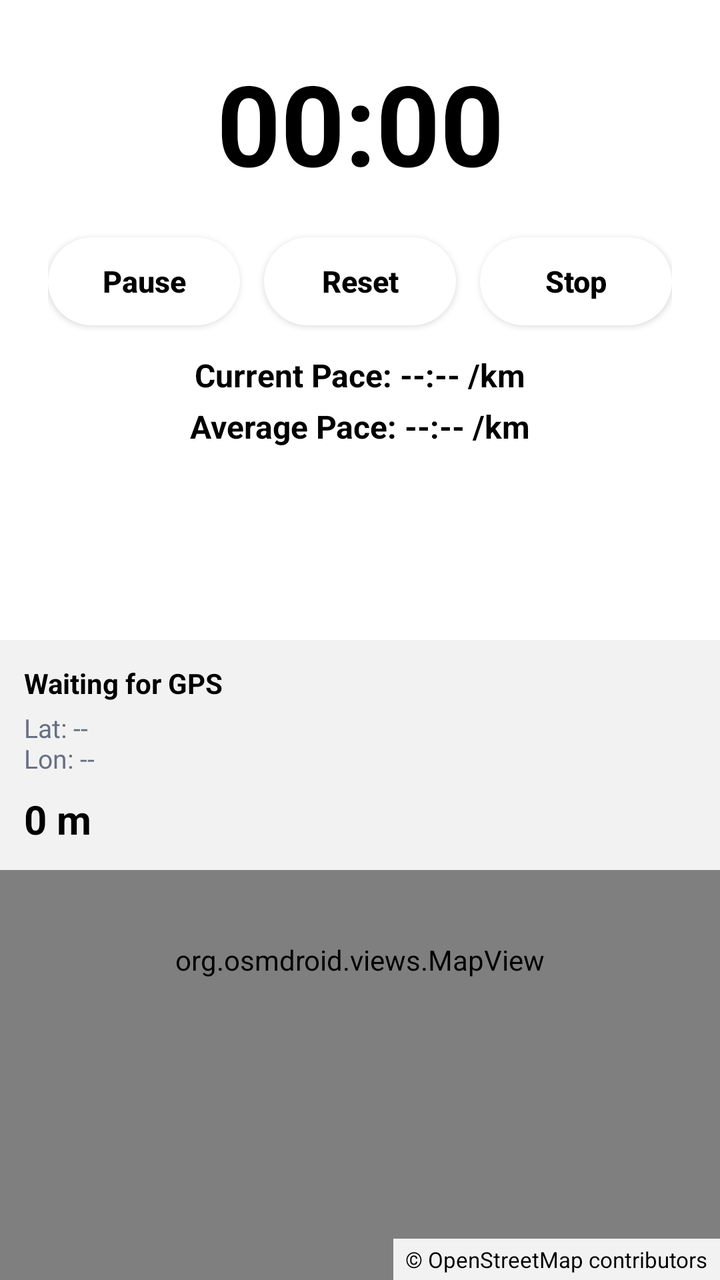
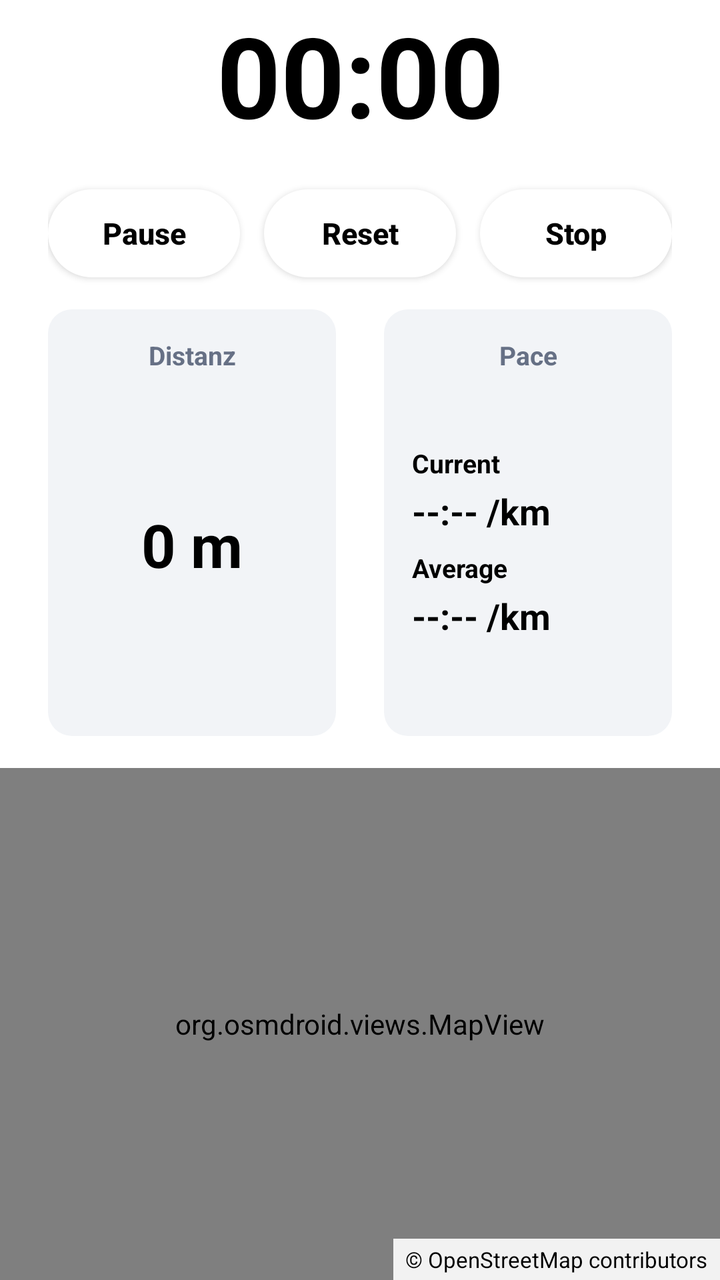

Two renders of the same Android screen: before a commit and after it. Below are the layout's source before the change and the commit's diff.
<!-- AndroidManifest.xml: application theme Theme.runr -->
<!-- res/layout/activity_run.xml -->
<?xml version="1.0" encoding="utf-8"?>
<androidx.constraintlayout.widget.ConstraintLayout xmlns:android="http://schemas.android.com/apk/res/android"
    xmlns:app="http://schemas.android.com/apk/res-auto"
    xmlns:tools="http://schemas.android.com/tools"
    android:id="@+id/runRoot"
    android:layout_width="match_parent"
    android:layout_height="match_parent"
    android:background="@color/run_screen_background"
    tools:context=".RunActivity">

    <androidx.constraintlayout.widget.Guideline
        android:id="@+id/halfwayGuideline"
        android:layout_width="wrap_content"
        android:layout_height="wrap_content"
        android:orientation="horizontal"
        app:layout_constraintGuide_percent="0.5" />

    <androidx.constraintlayout.widget.ConstraintLayout
        android:id="@+id/timerContainer"
        android:layout_width="0dp"
        android:layout_height="0dp"
        android:paddingStart="24dp"
        android:paddingEnd="24dp"
        app:layout_constraintBottom_toTopOf="@id/halfwayGuideline"
        app:layout_constraintEnd_toEndOf="parent"
        app:layout_constraintStart_toStartOf="parent"
        app:layout_constraintTop_toTopOf="parent">

        <Chronometer
            android:id="@+id/elapsedTimeChronometer"
            android:layout_width="wrap_content"
            android:layout_height="wrap_content"
            android:fontFamily="sans"
            android:format="%s"
            android:textColor="@color/run_screen_primary_text"
            android:textSize="56sp"
            android:textStyle="bold"
            app:layout_constraintBottom_toTopOf="@id/pauseRunButton"
            app:layout_constraintEnd_toEndOf="parent"
            app:layout_constraintStart_toStartOf="parent"
            app:layout_constraintTop_toTopOf="parent"
            app:layout_constraintVertical_bias="0.2"
            app:layout_constraintVertical_chainStyle="packed" />

        <androidx.appcompat.widget.AppCompatButton
            android:id="@+id/pauseRunButton"
            android:layout_width="0dp"
            android:layout_height="wrap_content"
            android:layout_marginTop="20dp"
            android:layout_marginEnd="6dp"
            android:minWidth="0dp"
            android:minHeight="44dp"
            android:background="@drawable/start_run_button_background"
            android:backgroundTint="@null"
            android:elevation="4dp"
            android:paddingStart="12dp"
            android:paddingEnd="12dp"
            android:text="@string/pause_run"
            android:textAllCaps="false"
            android:textColor="@color/start_run_button_text"
            android:textSize="15sp"
            android:textStyle="bold"
            app:backgroundTint="@null"
            app:layout_constraintBottom_toTopOf="@id/currentPaceText"
            app:layout_constraintEnd_toStartOf="@id/resetRunButton"
            app:layout_constraintHorizontal_chainStyle="spread"
            app:layout_constraintStart_toStartOf="parent"
            app:layout_constraintTop_toBottomOf="@id/elapsedTimeChronometer" />

        <androidx.appcompat.widget.AppCompatButton
            android:id="@+id/resetRunButton"
            android:layout_width="0dp"
            android:layout_height="wrap_content"
            android:layout_marginStart="6dp"
            android:layout_marginEnd="6dp"
            android:minWidth="0dp"
            android:minHeight="44dp"
            android:background="@drawable/start_run_button_background"
            android:backgroundTint="@null"
            android:elevation="4dp"
            android:paddingStart="12dp"
            android:paddingEnd="12dp"
            android:text="@string/reset_run"
            android:textAllCaps="false"
            android:textColor="@color/start_run_button_text"
            android:textSize="15sp"
            android:textStyle="bold"
            app:backgroundTint="@null"
            app:layout_constraintBottom_toBottomOf="@id/pauseRunButton"
            app:layout_constraintEnd_toStartOf="@id/stopRunButton"
            app:layout_constraintStart_toEndOf="@id/pauseRunButton"
            app:layout_constraintTop_toTopOf="@id/pauseRunButton" />

        <androidx.appcompat.widget.AppCompatButton
            android:id="@+id/stopRunButton"
            android:layout_width="0dp"
            android:layout_height="wrap_content"
            android:layout_marginStart="6dp"
            android:minWidth="0dp"
            android:minHeight="44dp"
            android:background="@drawable/start_run_button_background"
            android:backgroundTint="@null"
            android:elevation="4dp"
            android:paddingStart="12dp"
            android:paddingEnd="12dp"
            android:text="@string/stop_run"
            android:textAllCaps="false"
            android:textColor="@color/start_run_button_text"
            android:textSize="15sp"
            android:textStyle="bold"
            app:backgroundTint="@null"
            app:layout_constraintBottom_toBottomOf="@id/pauseRunButton"
            app:layout_constraintEnd_toEndOf="parent"
            app:layout_constraintStart_toEndOf="@id/resetRunButton"
            app:layout_constraintTop_toTopOf="@id/pauseRunButton" />

        <TextView
            android:id="@+id/currentPaceText"
            android:layout_width="wrap_content"
            android:layout_height="wrap_content"
            android:layout_marginTop="14dp"
            android:text="@string/current_pace_placeholder"
            android:textColor="@color/run_screen_primary_text"
            android:textSize="16sp"
            android:textStyle="bold"
            app:layout_constraintBottom_toTopOf="@id/averagePaceText"
            app:layout_constraintEnd_toEndOf="parent"
            app:layout_constraintStart_toStartOf="parent"
            app:layout_constraintTop_toBottomOf="@id/pauseRunButton" />

        <TextView
            android:id="@+id/averagePaceText"
            android:layout_width="wrap_content"
            android:layout_height="wrap_content"
            android:layout_marginTop="4dp"
            android:text="@string/average_pace_placeholder"
            android:textColor="@color/run_screen_primary_text"
            android:textSize="16sp"
            android:textStyle="bold"
            app:layout_constraintBottom_toBottomOf="parent"
            app:layout_constraintEnd_toEndOf="parent"
            app:layout_constraintStart_toStartOf="parent"
            app:layout_constraintTop_toBottomOf="@id/currentPaceText" />

    </androidx.constraintlayout.widget.ConstraintLayout>

    <FrameLayout
        android:id="@+id/mapContainer"
        android:layout_width="0dp"
        android:layout_height="0dp"
        android:background="@color/map_placeholder_background"
        app:layout_constraintBottom_toBottomOf="parent"
        app:layout_constraintEnd_toEndOf="parent"
        app:layout_constraintStart_toStartOf="parent"
        app:layout_constraintTop_toBottomOf="@id/halfwayGuideline">

        <org.osmdroid.views.MapView
            android:id="@+id/runMapView"
            android:layout_width="match_parent"
            android:layout_height="match_parent" />

        <LinearLayout
            android:layout_width="match_parent"
            android:layout_height="wrap_content"
            android:layout_gravity="top"
            android:background="@color/map_status_overlay_background"
            android:orientation="vertical"
            android:padding="12dp">

            <TextView
                android:id="@+id/locationStatusText"
                android:layout_width="match_parent"
                android:layout_height="wrap_content"
                android:text="@string/location_waiting"
                android:textColor="@color/run_screen_primary_text"
                android:textSize="14sp"
                android:textStyle="bold" />

            <TextView
                android:id="@+id/locationCoordinatesText"
                android:layout_width="match_parent"
                android:layout_height="wrap_content"
                android:layout_marginTop="4dp"
                android:text="@string/location_coordinates_placeholder"
                android:textColor="@color/run_screen_secondary_text"
                android:textSize="13sp" />

            <TextView
                android:id="@+id/distanceText"
                android:layout_width="match_parent"
                android:layout_height="wrap_content"
                android:layout_marginTop="8dp"
                android:text="@string/distance_placeholder"
                android:textColor="@color/run_screen_primary_text"
                android:textSize="20sp"
                android:textStyle="bold" />

        </LinearLayout>

        <TextView
            android:id="@+id/mapAttributionText"
            android:layout_width="wrap_content"
            android:layout_height="wrap_content"
            android:layout_gravity="bottom|end"
            android:background="@color/map_status_overlay_background"
            android:paddingStart="6dp"
            android:paddingTop="3dp"
            android:paddingEnd="6dp"
            android:paddingBottom="3dp"
            android:text="@string/map_attribution"
            android:textColor="@color/run_screen_primary_text"
            android:textSize="11sp" />

    </FrameLayout>

</androidx.constraintlayout.widget.ConstraintLayout>
<!-- resources referenced by this layout -->
<resources>
  <color name="map_placeholder_background">#FFEAF2F8</color>
  <color name="map_status_overlay_background">#E6FFFFFF</color>
  <color name="run_screen_background">#FFFFFFFF</color>
  <color name="run_screen_primary_text">#FF000000</color>
  <color name="run_screen_secondary_text">#FF667085</color>
  <color name="start_run_button_text">#FF000000</color>
  <!-- drawable start_run_button_background (drawable) -->
  <?xml version="1.0" encoding="utf-8"?>
  <selector xmlns:android="http://schemas.android.com/apk/res/android">
      <item android:state_pressed="true">
          <shape>
              <solid android:color="@color/start_run_button_pressed" />
              <corners android:radius="28dp" />
          </shape>
      </item>
      <item>
          <shape>
              <solid android:color="@color/start_run_button" />
              <corners android:radius="28dp" />
          </shape>
      </item>
  </selector>
  <string name="average_pace_placeholder">Average Pace: --:-- /km</string>
  <string name="current_pace_placeholder">Current Pace: --:-- /km</string>
  <string name="distance_placeholder">0 m</string>
  <string name="location_coordinates_placeholder">Lat: --\nLon: --</string>
  <string name="location_waiting">Waiting for GPS</string>
  <string name="map_attribution">© OpenStreetMap contributors</string>
  <string name="pause_run">Pause</string>
  <string name="reset_run">Reset</string>
  <string name="stop_run">Stop</string>
  <style name="Theme.runr" parent="Base.Theme.runr" />
  <color name="start_run_button_pressed">#FFE7ECF3</color>
  <color name="start_run_button">#FFFFFFFF</color>
  <style name="Base.Theme.runr" parent="Theme.Material3.DayNight.NoActionBar">
          
          
      </style>
</resources>

<!-- the commit's change to res/layout/activity_run.xml (unified diff, before → after) -->
@@ -13,7 +13,7 @@
         android:layout_width="wrap_content"
         android:layout_height="wrap_content"
         android:orientation="horizontal"
-        app:layout_constraintGuide_percent="0.5" />
+        app:layout_constraintGuide_percent="0.6" />
 
     <androidx.constraintlayout.widget.ConstraintLayout
         android:id="@+id/timerContainer"
@@ -61,7 +61,7 @@
             android:textSize="15sp"
             android:textStyle="bold"
             app:backgroundTint="@null"
-            app:layout_constraintBottom_toTopOf="@id/currentPaceText"
+            app:layout_constraintBottom_toTopOf="@id/runStatsContainer"
             app:layout_constraintEnd_toStartOf="@id/resetRunButton"
             app:layout_constraintHorizontal_chainStyle="spread"
             app:layout_constraintStart_toStartOf="parent"
@@ -114,33 +114,140 @@
             app:layout_constraintStart_toEndOf="@id/resetRunButton"
             app:layout_constraintTop_toTopOf="@id/pauseRunButton" />
 
-        <TextView
-            android:id="@+id/currentPaceText"
-            android:layout_width="wrap_content"
-            android:layout_height="wrap_content"
-            android:layout_marginTop="14dp"
-            android:text="@string/current_pace_placeholder"
-            android:textColor="@color/run_screen_primary_text"
-            android:textSize="16sp"
-            android:textStyle="bold"
-            app:layout_constraintBottom_toTopOf="@id/averagePaceText"
-            app:layout_constraintEnd_toEndOf="parent"
-            app:layout_constraintStart_toStartOf="parent"
-            app:layout_constraintTop_toBottomOf="@id/pauseRunButton" />
-
-        <TextView
-            android:id="@+id/averagePaceText"
-            android:layout_width="wrap_content"
-            android:layout_height="wrap_content"
-            android:layout_marginTop="4dp"
-            android:text="@string/average_pace_placeholder"
-            android:textColor="@color/run_screen_primary_text"
-            android:textSize="16sp"
-            android:textStyle="bold"
+        <LinearLayout
+            android:id="@+id/runStatsContainer"
+            android:layout_width="0dp"
+            android:layout_height="0dp"
+            android:layout_marginTop="16dp"
+            android:layout_marginBottom="16dp"
+            android:gravity="top"
+            android:orientation="horizontal"
             app:layout_constraintBottom_toBottomOf="parent"
             app:layout_constraintEnd_toEndOf="parent"
             app:layout_constraintStart_toStartOf="parent"
-            app:layout_constraintTop_toBottomOf="@id/currentPaceText" />
+            app:layout_constraintTop_toBottomOf="@id/pauseRunButton">
+
+            <LinearLayout
+                android:id="@+id/distanceStatsContainer"
+                android:layout_width="0dp"
+                android:layout_height="match_parent"
+                android:layout_marginEnd="12dp"
+                android:layout_weight="1"
+                android:background="@drawable/run_stat_tile_background"
+                android:orientation="vertical"
+                android:padding="14dp">
+
+                <TextView
+                    android:id="@+id/distanceLabelText"
+                    android:layout_width="match_parent"
+                    android:layout_height="wrap_content"
+                    android:gravity="center"
+                    android:text="@string/distance_label"
+                    android:textColor="@color/run_screen_secondary_text"
+                    android:textSize="13sp"
+                    android:textStyle="bold" />
+
+                <FrameLayout
+                    android:layout_width="match_parent"
+                    android:layout_height="0dp"
+                    android:layout_marginTop="4dp"
+                    android:layout_weight="1">
+
+                    <TextView
+                        android:id="@+id/distanceText"
+                        android:layout_width="wrap_content"
+                        android:layout_height="wrap_content"
+                        android:layout_gravity="center"
+                        android:text="@string/distance_placeholder"
+                        android:textColor="@color/run_screen_primary_text"
+                        android:textSize="30sp"
+                        android:textStyle="bold" />
+
+                </FrameLayout>
+
+            </LinearLayout>
+
+            <LinearLayout
+                android:id="@+id/paceStatsContainer"
+                android:layout_width="0dp"
+                android:layout_height="match_parent"
+                android:layout_marginStart="12dp"
+                android:layout_weight="1"
+                android:background="@drawable/run_stat_tile_background"
+                android:orientation="vertical"
+                android:padding="14dp">
+
+                <TextView
+                    android:id="@+id/paceLabelText"
+                    android:layout_width="match_parent"
+                    android:layout_height="wrap_content"
+                    android:gravity="center"
+                    android:text="@string/pace_label"
+                    android:textColor="@color/run_screen_secondary_text"
+                    android:textSize="13sp"
+                    android:textStyle="bold" />
+
+                <LinearLayout
+                    android:id="@+id/paceValuesContainer"
+                    android:layout_width="match_parent"
+                    android:layout_height="0dp"
+                    android:layout_marginTop="4dp"
+                    android:layout_weight="1"
+                    android:gravity="center_vertical"
+                    android:orientation="vertical">
+
+                    <TextView
+                        android:id="@+id/currentPaceLabelText"
+                        android:layout_width="match_parent"
+                        android:layout_height="wrap_content"
+                        android:gravity="start"
+                        android:includeFontPadding="false"
+                        android:text="@string/current_pace_label"
+                        android:textColor="@color/run_screen_primary_text"
+                        android:textSize="13sp"
+                        android:textStyle="bold" />
+
+                    <TextView
+                        android:id="@+id/currentPaceText"
+                        android:layout_width="match_parent"
+                        android:layout_height="wrap_content"
+                        android:layout_marginTop="6dp"
+                        android:gravity="start"
+                        android:includeFontPadding="false"
+                        android:text="@string/current_pace_placeholder"
+                        android:textColor="@color/run_screen_primary_text"
+                        android:textSize="18sp"
+                        android:textStyle="bold" />
+
+                    <TextView
+                        android:id="@+id/averagePaceLabelText"
+                        android:layout_width="match_parent"
+                        android:layout_height="wrap_content"
+                        android:layout_marginTop="10dp"
+                        android:gravity="start"
+                        android:includeFontPadding="false"
+                        android:text="@string/average_pace_label"
+                        android:textColor="@color/run_screen_primary_text"
+                        android:textSize="13sp"
+                        android:textStyle="bold" />
+
+                    <TextView
+                        android:id="@+id/averagePaceText"
+                        android:layout_width="match_parent"
+                        android:layout_height="wrap_content"
+                        android:layout_marginTop="6dp"
+                        android:gravity="start"
+                        android:includeFontPadding="false"
+                        android:text="@string/average_pace_placeholder"
+                        android:textColor="@color/run_screen_primary_text"
+                        android:textSize="18sp"
+                        android:textStyle="bold" />
+
+                </LinearLayout>
+
+            </LinearLayout>
+
+        </LinearLayout>
 
     </androidx.constraintlayout.widget.ConstraintLayout>
 
@@ -159,44 +266,6 @@
             android:layout_width="match_parent"
             android:layout_height="match_parent" />
 
-        <LinearLayout
-            android:layout_width="match_parent"
-            android:layout_height="wrap_content"
-            android:layout_gravity="top"
-            android:background="@color/map_status_overlay_background"
-            android:orientation="vertical"
-            android:padding="12dp">
-
-            <TextView
-                android:id="@+id/locationStatusText"
-                android:layout_width="match_parent"
-                android:layout_height="wrap_content"
-                android:text="@string/location_waiting"
-                android:textColor="@color/run_screen_primary_text"
-                android:textSize="14sp"
-                android:textStyle="bold" />
-
-            <TextView
-                android:id="@+id/locationCoordinatesText"
-                android:layout_width="match_parent"
-                android:layout_height="wrap_content"
-                android:layout_marginTop="4dp"
-                android:text="@string/location_coordinates_placeholder"
-                android:textColor="@color/run_screen_secondary_text"
-                android:textSize="13sp" />
-
-            <TextView
-                android:id="@+id/distanceText"
-                android:layout_width="match_parent"
-                android:layout_height="wrap_content"
-                android:layout_marginTop="8dp"
-                android:text="@string/distance_placeholder"
-                android:textColor="@color/run_screen_primary_text"
-                android:textSize="20sp"
-                android:textStyle="bold" />
-
-        </LinearLayout>
-
         <TextView
             android:id="@+id/mapAttributionText"
             android:layout_width="wrap_content"
<!-- resource entries referenced after the edit -->
@@ -6,6 +6,12 @@
   <color name="run_screen_primary_text">#FF000000</color>
   <color name="run_screen_secondary_text">#FF667085</color>
   <color name="start_run_button_text">#FF000000</color>
+  <!-- drawable run_stat_tile_background (drawable) -->
+  <?xml version="1.0" encoding="utf-8"?>
+  <shape xmlns:android="http://schemas.android.com/apk/res/android">
+      <solid android:color="@color/run_stat_tile_background" />
+      <corners android:radius="12dp" />
+  </shape>
   <!-- drawable start_run_button_background (drawable) -->
   <?xml version="1.0" encoding="utf-8"?>
   <selector xmlns:android="http://schemas.android.com/apk/res/android">
@@ -22,16 +28,19 @@
           </shape>
       </item>
   </selector>
-  <string name="average_pace_placeholder">Average Pace: --:-- /km</string>
-  <string name="current_pace_placeholder">Current Pace: --:-- /km</string>
+  <string name="average_pace_label">Average</string>
+  <string name="average_pace_placeholder">--:-- /km</string>
+  <string name="current_pace_label">Current</string>
+  <string name="current_pace_placeholder">--:-- /km</string>
+  <string name="distance_label">Distanz</string>
   <string name="distance_placeholder">0 m</string>
-  <string name="location_coordinates_placeholder">Lat: --\nLon: --</string>
-  <string name="location_waiting">Waiting for GPS</string>
   <string name="map_attribution">© OpenStreetMap contributors</string>
+  <string name="pace_label">Pace</string>
   <string name="pause_run">Pause</string>
   <string name="reset_run">Reset</string>
   <string name="stop_run">Stop</string>
   <style name="Theme.runr" parent="Base.Theme.runr" />
+  <color name="run_stat_tile_background">#FFF2F4F7</color>
   <color name="start_run_button_pressed">#FFE7ECF3</color>
   <color name="start_run_button">#FFFFFFFF</color>
   <style name="Base.Theme.runr" parent="Theme.Material3.DayNight.NoActionBar">
